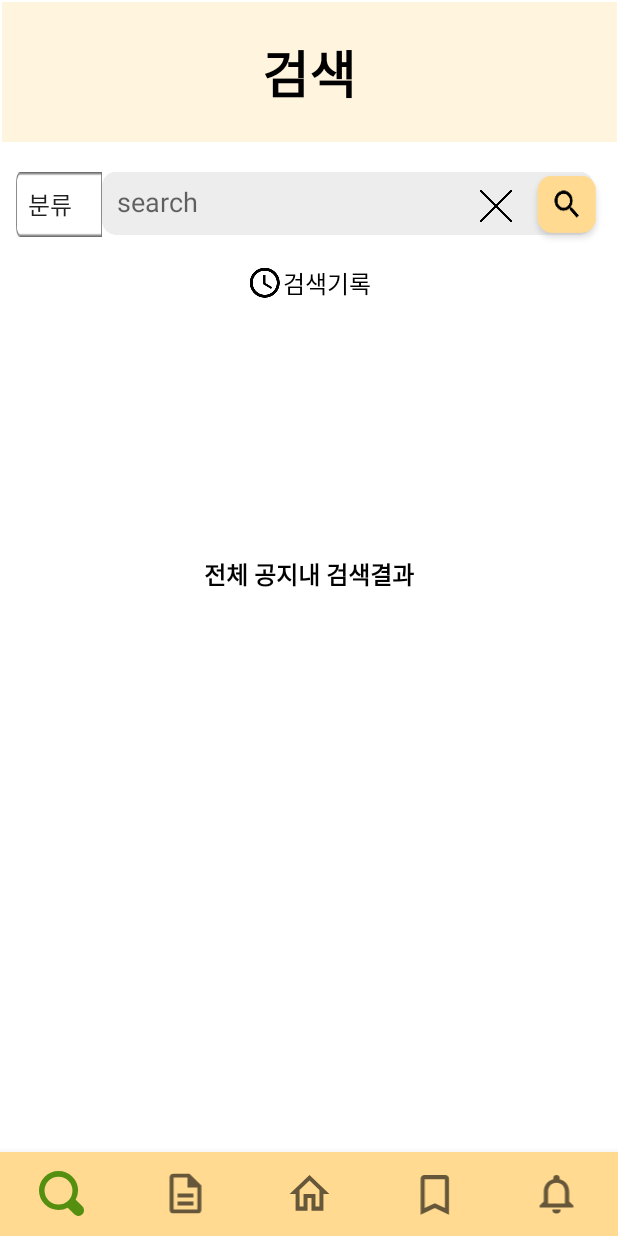
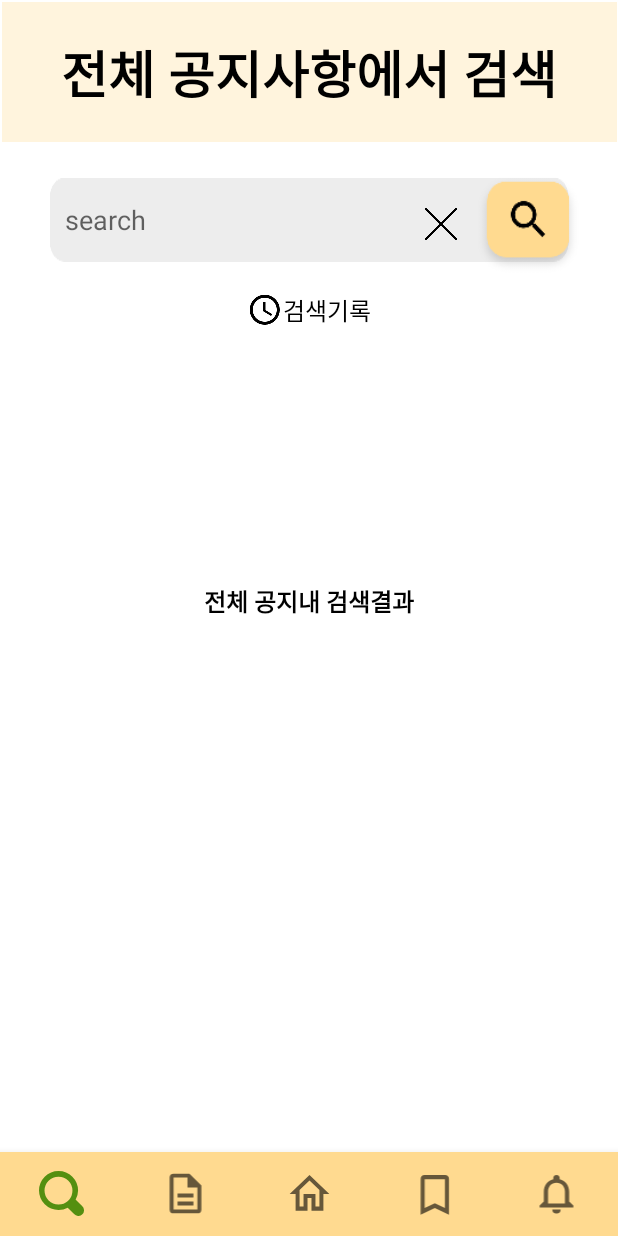
Before and after one commit to yelimahn/skkuNotice, an Android app: the screen it shows after launch (MainActivity), after a tap on an icon or button, on a phone screen of 412 x 824 dp. Run offline under Robolectric (Android 15) with nearby library versions, the phone set to English and light mode, and no system bars; our stand-ins replace Firebase (no records; nobody signed in at launch, a user with empty details on screens opened directly), Room's generated code, navigation-ui; pictures from the network do not load.

Commit message:
전체 공지사항의 검색 결과만
볼 수 있게 레이아웃 수정 약간 함

```diff
--- a/noticesubscribe/app/src/main/res/layout/fragment_search.xml
+++ b/noticesubscribe/app/src/main/res/layout/fragment_search.xml
@@ -23,7 +23,7 @@
         android:id="@+id/titletext"
         android:layout_width="wrap_content"
         android:layout_height="wrap_content"
-        android:text="검색"
+        android:text="전체 공지사항에서 검색"
         android:textColor="#000000"
         android:textSize="34sp"
         android:textStyle="bold"
@@ -51,15 +51,14 @@
 
     <EditText
         android:id="@+id/searchWord"
-        android:layout_width="328dp"
-        android:layout_height="42dp"
-        android:layout_marginTop="20dp"
+        android:layout_width="346dp"
+        android:layout_height="56dp"
+        android:layout_marginTop="24dp"
         android:background="@drawable/box_addkeywordbox"
         android:hint="search"
         android:inputType="text"
         android:padding="10dp"
         app:layout_constraintEnd_toEndOf="parent"
-        app:layout_constraintHorizontal_bias="0.807"
         app:layout_constraintStart_toStartOf="parent"
         app:layout_constraintTop_toBottomOf="@+id/titlebar" />
 
@@ -75,21 +74,10 @@
         app:layout_constraintTop_toTopOf="@+id/searchWord"
         app:layout_constraintVertical_bias="0.571" />
 
-    <Spinner
-        android:id="@+id/spinner"
-        android:layout_width="57dp"
-        android:layout_height="43dp"
-        android:background="@drawable/box_selectbox"
-        android:entries="@array/my_array"
-        app:layout_constraintBottom_toBottomOf="@+id/searchWord"
-        app:layout_constraintEnd_toStartOf="@+id/searchWord"
-        app:layout_constraintTop_toTopOf="@+id/searchWord"
-        app:layout_constraintVertical_bias="0.0" />
-
     <Button
         android:id="@+id/button"
-        android:layout_width="53dp"
-        android:layout_height="54dp"
+        android:layout_width="75dp"
+        android:layout_height="72dp"
         android:layout_marginStart="290dp"
         android:layout_marginLeft="290dp"
         android:layout_marginTop="4dp"
```
